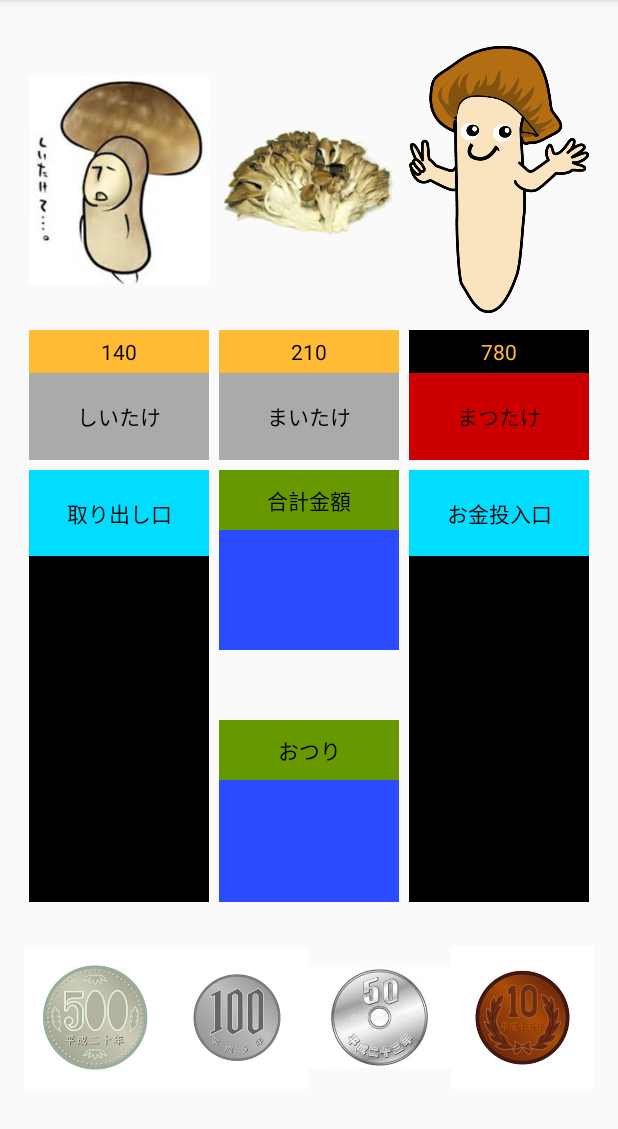
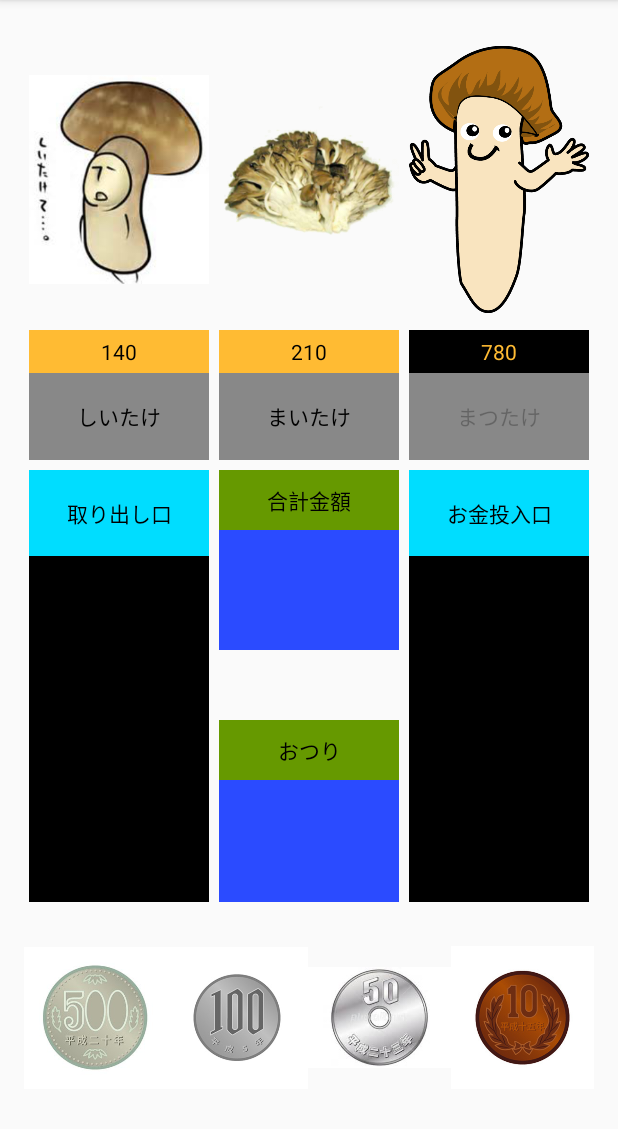
Before and after one commit to QuadESL/Sozan201605A, an Android app: the screen it shows after launch (MainActivity), on a phone screen of 412 x 824 dp, the part 84-1213 px from its top. Run offline under Robolectric (Android 15) with nearby library versions, the phone set to English and light mode, and no system bars; our stand-ins replace ButterKnife.

Commit message:
20160525初期処理まで終了

```diff
--- a/MyJihankiA/app/src/main/java/jp/co/oec_o/oec0155/myjihankia/MainActivity.java
+++ b/MyJihankiA/app/src/main/java/jp/co/oec_o/oec0155/myjihankia/MainActivity.java
@@ -1,13 +1,117 @@
 package jp.co.oec_o.oec0155.myjihankia;
 
+import android.graphics.Color;
+import android.media.MediaPlayer;
+import android.os.Bundle;
+import android.provider.MediaStore;
 import android.support.v7.app.AppCompatActivity;
-import android.os.Bundle;
+import android.view.DragEvent;
+import android.view.View;
+import android.widget.Button;
+import android.widget.ImageView;
+import android.widget.TextView;
 
-public class MainActivity extends AppCompatActivity {
+import butterknife.BindView;
+import butterknife.ButterKnife;
+
+public class MainActivity extends AppCompatActivity implements View.OnDragListener {
+
+    @BindView(R.id.syasin1)
+    ImageView syasin1;
+    @BindView(R.id.kakaku1)
+    TextView kakaku1;
+    @BindView(R.id.button)
+    Button button;
+    @BindView(R.id.syasin2)
+    ImageView syasin2;
+    @BindView(R.id.kakaku2)
+    TextView kakaku2;
+    @BindView(R.id.button2)
+    Button button2;
+    @BindView(R.id.syasin3)
+    ImageView syasin3;
+    @BindView(R.id.kakaku3)
+    TextView kakaku3;
+    @BindView(R.id.button3)
+    Button button3;
+    @BindView(R.id.toridasiguti)
+    ImageView toridasiguti;
+    @BindView(R.id.goukeihyoji)
+    TextView goukeihyoji;
+    @BindView(R.id.oturihyoji)
+    TextView oturihyoji;
+    @BindView(R.id.tonyuguti)
+    ImageView tonyuguti;
+    @BindView(R.id.okane500)
+    ImageView okane500;
+    @BindView(R.id.okane100)
+    ImageView okane100;
+    @BindView(R.id.okane50)
+    ImageView okane50;
+    @BindView(R.id.okane10)
+    ImageView okane10;
+     //投入金額を入れる変数
+     int tonyukingaku;
+     //合計金額を入れる変数
+     int gukeiokingaku;
+     //おつりを入れる変数
+     int oturikingaku;
+     //商品１の価格を入れる変数
+     int kakaku1kingaku;
+     //商品２の価格を入れる変数
+     int kakaku2kingaku;
+     //商品３の価格を入れる変数
+     int kakaku3kingaku;
+     //お金を入れた時の音
+     MediaPlayer sound1;
+     //商品が出る時の音
+     MediaPlayer sound2;
+
+
+
+
+
 
     @Override
     protected void onCreate(Bundle savedInstanceState) {
         super.onCreate(savedInstanceState);
         setContentView(R.layout.activity_main);
+        ButterKnife.bind(this);
+        tonyuguti.setOnDragListener(this);
+        syokiSyori();
+
+
+    }
+
+    private void syokiSyori() {
+   //ボタンを全てオフにして押せなくする
+         buttonAllOff();
+        //商品１,２,３の価格を変数に入れる
+        kakaku1kingaku=Integer.parseInt(kakaku1.getText().toString());
+        kakaku2kingaku=Integer.parseInt(kakaku2.getText().toString());
+        kakaku3kingaku=Integer.parseInt(kakaku3.getText().toString());
+        //音を出す準備
+        sound1 = MediaPlayer.create(this,R.raw.hyun1);
+        sound2 = MediaPlayer.create(this,R.raw.touch1);
+
+
+
+    }
+    //ボタンをすべてオフにする
+    private void buttonAllOff() {
+        button.setEnabled(false);
+        button.setBackgroundColor(Color.GRAY);
+        button2.setEnabled(false);
+        button2.setBackgroundColor(Color.GRAY);
+        button3.setEnabled(false);
+        button3.setBackgroundColor(Color.GRAY);
+
+
+
+    }
+
+    @Override
+    public boolean onDrag(View v, DragEvent event) {
+        return false;
     }
 }
--- a/MyJihankiA/app/src/main/res/layout/activity_main.xml
+++ b/MyJihankiA/app/src/main/res/layout/activity_main.xml
@@ -32,7 +32,7 @@
                 <ImageView
                     android:layout_width="match_parent"
                     android:layout_height="0dp"
-                    android:id="@+id/syashin1"
+                    android:id="@+id/syasin1"
                     android:layout_gravity="center_horizontal"
                     android:layout_weight="7"
                     android:src="@drawable/kinoko2" />
@@ -70,7 +70,7 @@
                 <ImageView
                     android:layout_width="match_parent"
                     android:layout_height="0dp"
-                    android:id="@+id/syashin2"
+                    android:id="@+id/syasin2"
                     android:layout_weight="7"
                     android:src="@drawable/kinoko" />
 
@@ -106,7 +106,7 @@
                 <ImageView
                     android:layout_width="match_parent"
                     android:layout_height="0dp"
-                    android:id="@+id/syashin3"
+                    android:id="@+id/syasin3"
                     android:layout_gravity="center_horizontal"
                     android:layout_weight="7"
                     android:src="@drawable/kinoko3" />
@@ -162,7 +162,7 @@
                 <ImageView
                     android:layout_width="match_parent"
                     android:layout_height="0dp"
-                    android:id="@+id/toridashiguti"
+                    android:id="@+id/toridasiguti"
                     android:layout_weight="8"
                     android:background="@android:color/black" />
             </LinearLayout>
@@ -190,7 +190,7 @@
                     android:layout_width="match_parent"
                     android:layout_height="0dp"
                     android:textAppearance="?android:attr/textAppearanceSmall"
-                    android:id="@+id/goukeihyouji"
+                    android:id="@+id/goukeihyoji"
                     android:layout_gravity="center_horizontal"
                     android:layout_weight="2"
                     android:background="@color/colorPrimary"
```
